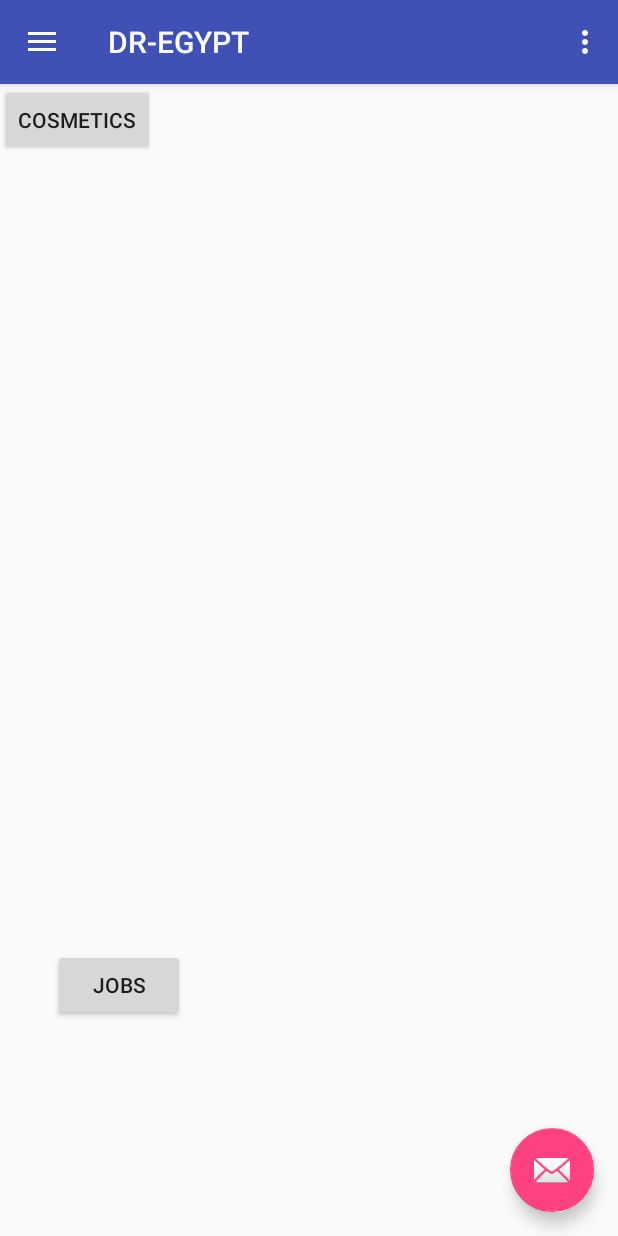
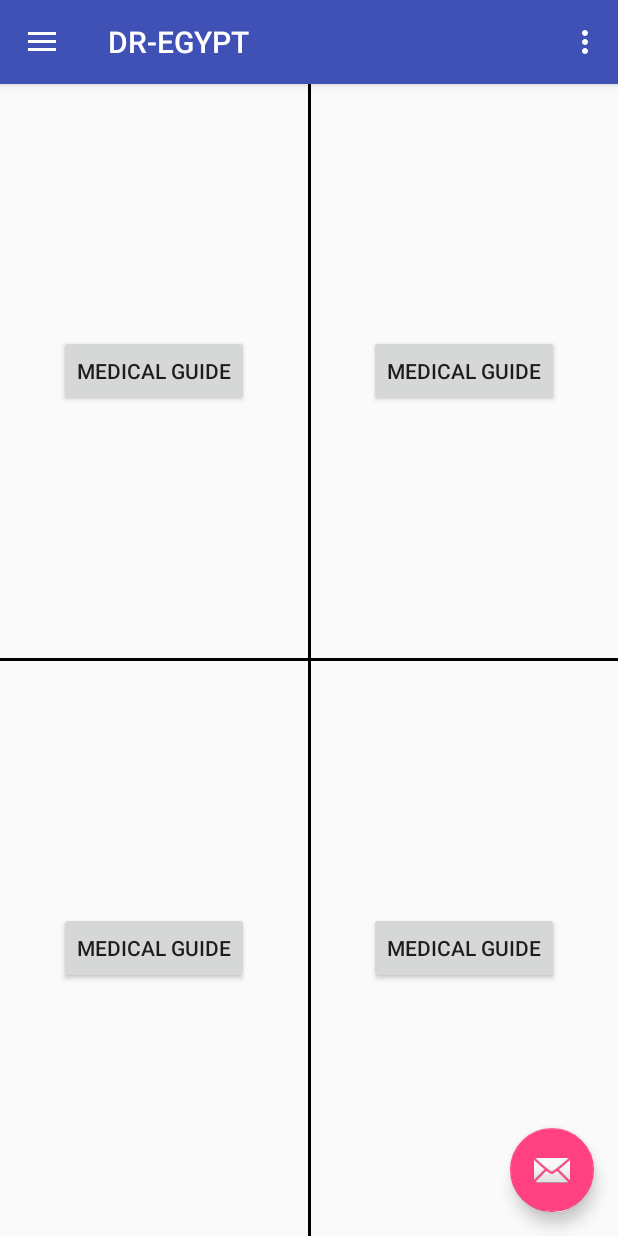
Before and after one commit to AhmedFahmy9549/DR-Egypt, an Android app: the screen it shows after launch (MainActivity), on a phone screen of 412 x 824 dp. Run offline under Robolectric (Android 15) with nearby library versions, the light colour scheme and no system bars; our stand-ins replace Volley.

Commit message:
Change MainActivity Design

```diff
--- a/app/src/main/res/layout/content_main.xml
+++ b/app/src/main/res/layout/content_main.xml
@@ -1,53 +1,108 @@
 <?xml version="1.0" encoding="utf-8"?>
-<RelativeLayout xmlns:android="http://schemas.android.com/apk/res/android"
+<LinearLayout xmlns:android="http://schemas.android.com/apk/res/android"
     xmlns:app="http://schemas.android.com/apk/res-auto"
     xmlns:tools="http://schemas.android.com/tools"
     android:layout_width="match_parent"
     android:layout_height="match_parent"
+    android:orientation="vertical"
+    android:weightSum="2"
     app:layout_behavior="@string/appbar_scrolling_view_behavior"
     tools:context="com.example.gmsproduction.dregypt.ui.activities.MainActivity"
     tools:showIn="@layout/app_bar_main">
 
+    <LinearLayout
+        android:layout_width="match_parent"
+        android:layout_height="wrap_content"
+        android:layout_weight="1"
+        android:orientation="horizontal"
+        android:weightSum="2">
+
+        <LinearLayout
+            android:layout_width="match_parent"
+            android:layout_height="match_parent"
+            android:layout_gravity="center"
+            android:gravity="center"
+            android:layout_weight="1">
+
+            <Button
+                android:id="@+id/button1"
+                android:layout_gravity="center"
+                android:gravity="center"
+                android:layout_width="wrap_content"
+                android:layout_height="wrap_content"
+                android:text="Medical Guide" />
+        </LinearLayout>
+
+        <TextView
+            android:layout_width="2dp"
+            android:layout_height="match_parent"
+            android:background="#000" />
+
+        <LinearLayout
+            android:layout_width="match_parent"
+            android:layout_height="match_parent"
+            android:layout_gravity="center"
+            android:gravity="center"
+            android:layout_weight="1"
+
+            >
 
             <Button
                 android:id="@+id/button"
                 android:layout_width="wrap_content"
+                android:layout_gravity="center"
+                android:gravity="center"
                 android:layout_height="wrap_content"
-        android:layout_alignParentLeft="true"
-        android:layout_alignParentStart="true"
-        android:layout_below="@+id/button2"
-        android:layout_marginLeft="18dp"
-        android:layout_marginStart="18dp"
-        android:layout_marginTop="12dp"
                 android:text="Medical Guide" />
+        </LinearLayout>
+
+
+    </LinearLayout>
+
+    <TextView
+        android:layout_width="match_parent"
+        android:layout_height="2dp"
+        android:background="#000" />
+
+    <LinearLayout
+        android:layout_width="match_parent"
+        android:layout_height="wrap_content"
+        android:layout_weight="1">
+
+        <LinearLayout
+            android:layout_width="match_parent"
+            android:layout_height="match_parent"
+            android:layout_gravity="center"
+            android:gravity="center"
+            android:layout_weight="1">
 
             <Button
+                android:id="@+id/button3"
                 android:layout_width="wrap_content"
                 android:layout_height="wrap_content"
-        android:layout_alignParentEnd="true"
-        android:layout_alignParentRight="true"
-        android:layout_below="@+id/button"
-        android:layout_marginEnd="79dp"
-        android:layout_marginRight="79dp"
-        android:layout_marginTop="14dp"
-        android:text="Products" />
+                android:text="Medical Guide" />
+        </LinearLayout>
+
+        <TextView
+            android:layout_width="2dp"
+            android:layout_height="match_parent"
+            android:background="#000" />
+
+        <LinearLayout
+            android:layout_width="match_parent"
+            android:layout_height="match_parent"
+            android:layout_gravity="center"
+            android:gravity="center"
+            android:layout_weight="1">
 
             <Button
-        android:id="@+id/button2"
+                android:id="@+id/button4"
                 android:layout_width="wrap_content"
                 android:layout_height="wrap_content"
-        android:layout_alignLeft="@+id/button"
-        android:layout_alignParentBottom="true"
-        android:layout_alignStart="@+id/button"
-        android:layout_marginBottom="143dp"
-        android:layout_marginLeft="17dp"
-        android:layout_marginStart="17dp"
-        android:text="Jobs" />
-    <Button
-        android:layout_width="wrap_content"
-        android:layout_height="wrap_content"
-        android:text="Cosmetics"
-        />
+                android:text="Medical Guide" />
+        </LinearLayout>
+
+    </LinearLayout>
 
 
-</RelativeLayout>
+</LinearLayout>
```
Lines whose indentation alone changed are shown as unchanged.
